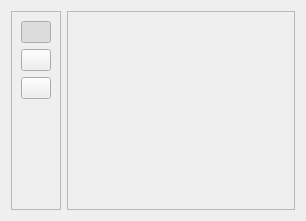
Old version of the form ui/controlpanel.ui in the repository uwolfer/qtemu.
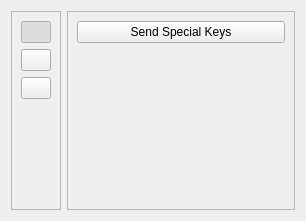
New version of the form. The open tabs and pages were chosen to show the change. Icons and pictures are not drawn.

Commit message: initial beginning for fullscreen toolbar

Patch:
```diff
--- a/ui/controlpanel.ui
+++ b/ui/controlpanel.ui
@@ -306,10 +306,34 @@
         <x>3</x>
         <y>3</y>
         <width>244</width>
-        <height>205</height>
+        <height>207</height>
        </rect>
       </property>
-      <layout class="QHBoxLayout" name="horizontalLayout_6" />
+      <layout class="QVBoxLayout" name="verticalLayout_3" >
+       <item>
+        <widget class="QPushButton" name="pushButton" >
+         <property name="toolTip" >
+          <string>Send special keys to the guest OS. Useful for key strokes that are intercepted by the host and cannot be sent directly.</string>
+         </property>
+         <property name="text" >
+          <string>Send Special Keys</string>
+         </property>
+        </widget>
+       </item>
+       <item>
+        <spacer name="verticalSpacer_3" >
+         <property name="orientation" >
+          <enum>Qt::Vertical</enum>
+         </property>
+         <property name="sizeHint" stdset="0" >
+          <size>
+           <width>20</width>
+           <height>40</height>
+          </size>
+         </property>
+        </spacer>
+       </item>
+      </layout>
      </widget>
      <widget class="QWidget" name="page_2" >
       <property name="geometry" >
```
Left out of the diff: 63 changed lines with no effect on the pictures. The commit also changes 6 other files.
